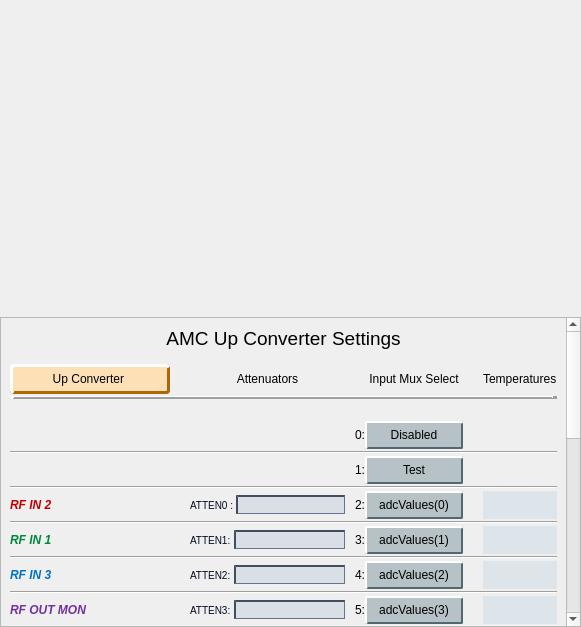
First picture: the form in individuals/upconverter_mux_select.ui, repository cristinasewell/ATCA_PyDM_Screens, before the edit.
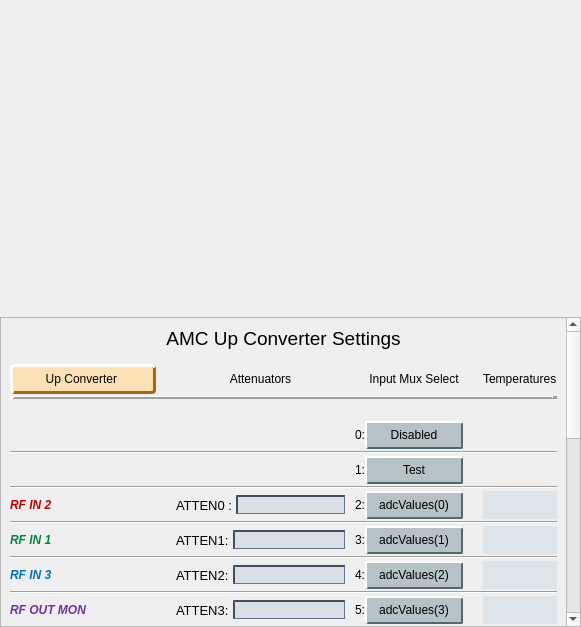
Second picture: the form after the edit. Custom widgets are drawn as their Qt base class.

Commit message: FIX: took more font-size settings off

Diff of the .ui file:
```diff
--- a/individuals/upconverter_mux_select.ui
+++ b/individuals/upconverter_mux_select.ui
@@ -108,7 +108,7 @@
         <property name="geometry">
          <rect>
           <x>0</x>
-          <y>0</y>
+          <y>-120</y>
           <width>567</width>
           <height>771</height>
          </rect>
@@ -176,12 +176,13 @@
             <layout class="QHBoxLayout" name="horizontalLayout_7">
              <item>
               <widget class="QLabel" name="label_21">
+               <property name="font">
+                <font>
+                 <pointsize>10</pointsize>
+                </font>
+               </property>
                <property name="styleSheet">
-                <string notr="true">QLabel{
-  color:#030923;
-  font-size: 10px;
-  font-style: bold;
-}</string>
+                <string notr="true"/>
                </property>
                <property name="text">
                 <string>ATTEN1: </string>
@@ -266,12 +267,13 @@
             <layout class="QHBoxLayout" name="horizontalLayout_9">
              <item>
               <widget class="QLabel" name="label_27">
+               <property name="font">
+                <font>
+                 <pointsize>10</pointsize>
+                </font>
+               </property>
                <property name="styleSheet">
-                <string notr="true">QLabel{
-  color:#030923;
-  font-size: 10px;
-  font-style: bold;
-}</string>
+                <string notr="true"/>
                </property>
                <property name="text">
                 <string>ATTEN2: </string>
@@ -387,12 +389,13 @@
             <layout class="QHBoxLayout" name="horizontalLayout_6">
              <item>
               <widget class="QLabel" name="label_16">
+               <property name="font">
+                <font>
+                 <pointsize>10</pointsize>
+                </font>
+               </property>
                <property name="styleSheet">
-                <string notr="true">QLabel{
-  color:#030923;
-  font-size: 10px;
-  font-style: bold;
-}</string>
+                <string notr="true"/>
                </property>
                <property name="text">
                 <string>ATTEN3: </string>
@@ -569,12 +572,13 @@
             <layout class="QHBoxLayout" name="horizontalLayout_8" stretch="0,0">
              <item>
               <widget class="QLabel" name="label_23">
+               <property name="font">
+                <font>
+                 <pointsize>10</pointsize>
+                </font>
+               </property>
                <property name="styleSheet">
-                <string notr="true">QLabel{
-  color:#030923;
-  font-size: 10px;
-  font-style: bold;
-}</string>
+                <string notr="true"/>
                </property>
                <property name="text">
                 <string>ATTEN0 : </string>
```
Left out of the diff: 38 changed lines with no effect on the pictures. The commit also changes 1 other file.
